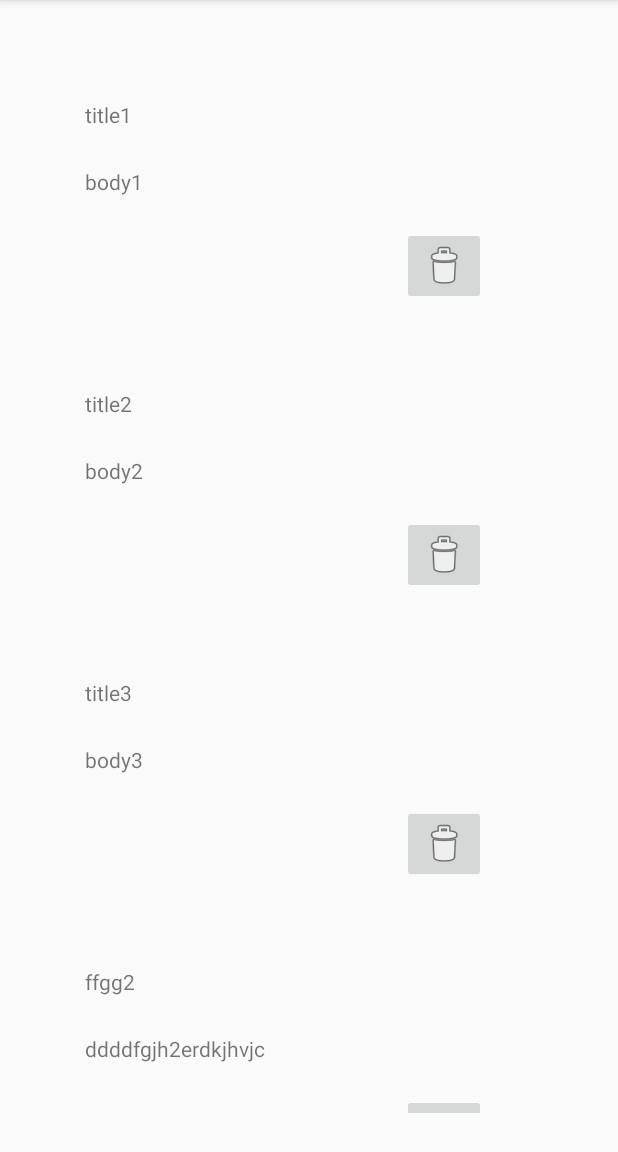
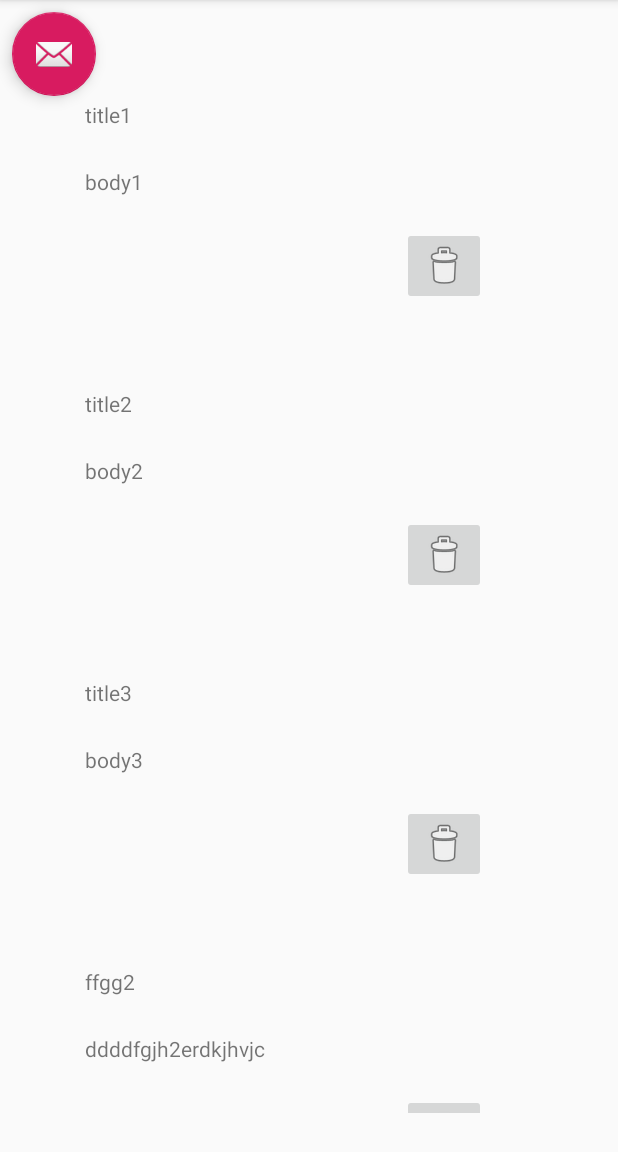
Before and after one commit to WroJan/Notepadex, an Android app: the screen it shows after launch (MainActivity), on a phone screen of 412 x 824 dp, the part 84-1236 px from its top. Run offline under Robolectric (Android 15) with nearby library versions, the phone set to English and light mode, and no system bars.

Commit message:
new floating button added with icon add

```diff
--- a/app/build.gradle
+++ b/app/build.gradle
@@ -26,6 +26,7 @@ dependencies {
     implementation fileTree(dir: 'libs', include: ['*.jar'])
     implementation"org.jetbrains.kotlin:kotlin-stdlib-jdk7:$kotlin_version"
     implementation 'com.android.support:appcompat-v7:28.0.0'
+    implementation 'com.android.support:design:28.0.0'
     implementation 'com.android.support.constraint:constraint-layout:1.1.3'
     testImplementation 'junit:junit:4.12'
     androidTestImplementation 'com.android.support.test:runner:1.0.2'
--- a/app/src/main/java/com/janWroblewski/notepadex/Crudfunctionality.kt
+++ b/app/src/main/java/com/janWroblewski/notepadex/Crudfunctionality.kt
@@ -1,5 +1,6 @@
 package com.janWroblewski.notepadex
 
+import android.widget.Toast
 import com.janWroblewski.notepadex.UserNotesBase.noteBody
 import com.janWroblewski.notepadex.UserNotesBase.noteTitle
 
--- a/app/src/main/java/com/janWroblewski/notepadex/MainActivity.kt
+++ b/app/src/main/java/com/janWroblewski/notepadex/MainActivity.kt
@@ -22,8 +22,5 @@ class MainActivity : AppCompatActivity() {
 //        }
 
 
-
-
-
     }
 }
--- a/app/src/main/java/com/janWroblewski/notepadex/NotesAdapterView.kt
+++ b/app/src/main/java/com/janWroblewski/notepadex/NotesAdapterView.kt
@@ -16,6 +16,7 @@ class NotesAdapterView: RecyclerView.Adapter<ViewHolder>() {
         return ViewHolder(noteRow)
 
 
+
     }
 
     override fun getItemCount(): Int {
@@ -29,7 +30,6 @@ class NotesAdapterView: RecyclerView.Adapter<ViewHolder>() {
             noteTitle.setText(UserNotesBase.noteTitle[position])
             noteBody.setText(UserNotesBase.noteBody[position])
 
-        Toast.makeText(this,"fgfgfg" Toast)
 
 
 
@@ -37,7 +37,6 @@ class NotesAdapterView: RecyclerView.Adapter<ViewHolder>() {
        // removeTitleNote(position)
 
     }
-
 
 
 
--- a/app/src/main/java/com/janWroblewski/notepadex/UserNotesBase.kt
+++ b/app/src/main/java/com/janWroblewski/notepadex/UserNotesBase.kt
@@ -2,7 +2,7 @@ package com.janWroblewski.notepadex
 
 object UserNotesBase {
 
-    var noteTitle :ArrayList<String>  = arrayListOf("title1","title2","title3","ffgg2")
+    var noteTitle: ArrayList<String> = arrayListOf("title1", "title2", "title3", "ffgg2")
 
-    var noteBody : ArrayList<String> = arrayListOf("body1","body2","body3","ddddfgjh2erdkjhvjc")
+    var noteBody: ArrayList<String> = arrayListOf("body1", "body2", "body3", "ddddfgjh2erdkjhvjc")
 }
--- a/app/src/main/res/layout/activity_main.xml
+++ b/app/src/main/res/layout/activity_main.xml
@@ -13,4 +13,18 @@
             android:layout_marginStart="8dp" android:layout_marginEnd="8dp" app:layout_constraintEnd_toEndOf="parent"
             app:layout_constraintBottom_toBottomOf="parent" android:layout_marginBottom="8dp"
             android:id="@+id/recycler_view_notes"/>
+
+    <android.support.design.widget.FloatingActionButton
+            android:id="@+id/add_new_note_float_btn"
+            android:layout_width="wrap_content"
+            android:layout_height="wrap_content"
+            android:layout_gravity="bottom|end"
+            android:layout_margin="@dimen/fab_margin"
+            app:srcCompat="@android:drawable/ic_dialog_email"
+            app:layout_constraintStart_toStartOf="parent" android:layout_marginStart="352dp"
+            app:layout_constraintTop_toTopOf="parent" android:layout_marginTop="672dp"
+    />
+
+
+
 </android.support.constraint.ConstraintLayout>
```
Also changed, not shown: app/src/main/java/com/janWroblewski/notepadex/kotlinTools.kt (+8 -0 lines), app/src/main/res/drawable/ic_create_new_note.xml (added, +9 -0 lines).
